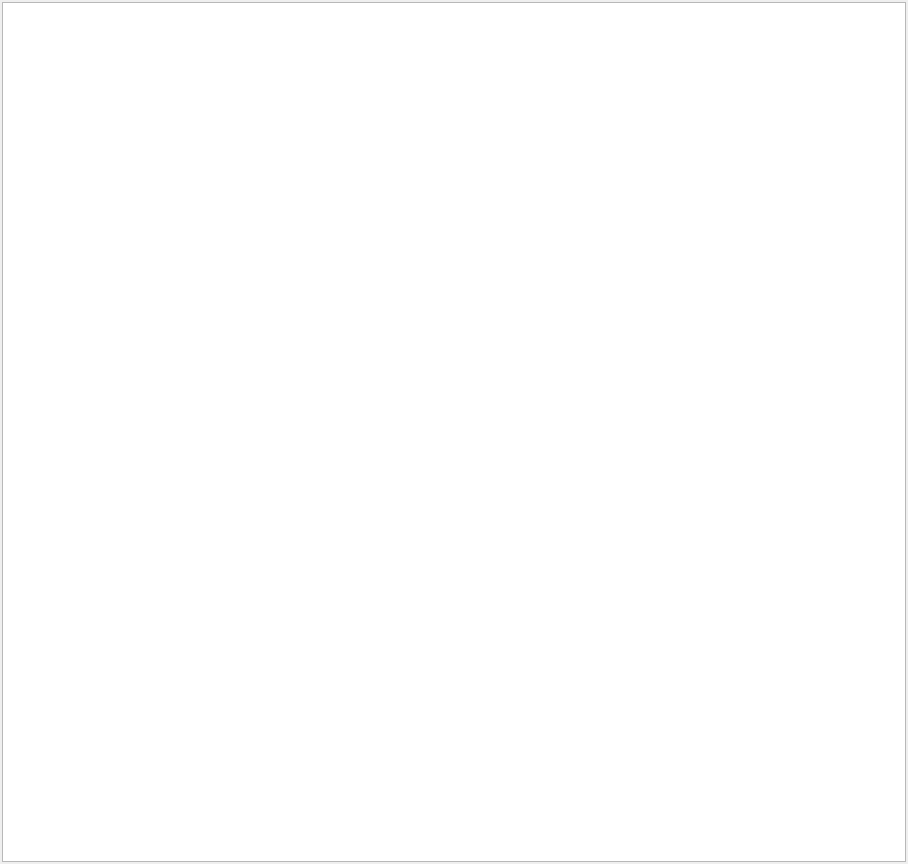
The window that manager/src/BaseStationsWidget.ui (porkmarks/sense) describes before a commit, drawn with Qt 5.
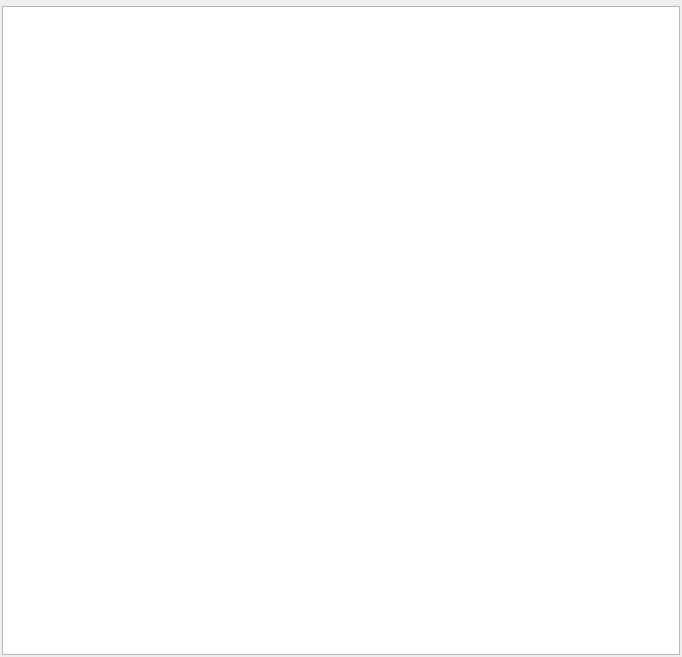
The same window after the commit. Custom widgets are drawn as their Qt base class.

Patch:
```diff
--- a/manager/src/BaseStationsWidget.ui
+++ b/manager/src/BaseStationsWidget.ui
@@ -6,8 +6,8 @@
    <rect>
     <x>0</x>
     <y>0</y>
-    <width>908</width>
-    <height>864</height>
+    <width>682</width>
+    <height>657</height>
    </rect>
   </property>
   <property name="windowTitle">
@@ -15,7 +15,7 @@
   </property>
   <layout class="QVBoxLayout" name="verticalLayout">
    <property name="spacing">
-    <number>0</number>
+    <number>4</number>
    </property>
    <property name="leftMargin">
     <number>2</number>
@@ -62,6 +62,13 @@
    </item>
   </layout>
  </widget>
+ <customwidgets>
+  <customwidget>
+   <class>TreeView</class>
+   <extends>QTreeView</extends>
+   <header>TreeView.h</header>
+  </customwidget>
+ </customwidgets>
  <resources/>
  <connections/>
 </ui>
```
Left out of the diff: 2 changed lines with no effect on the pictures.
